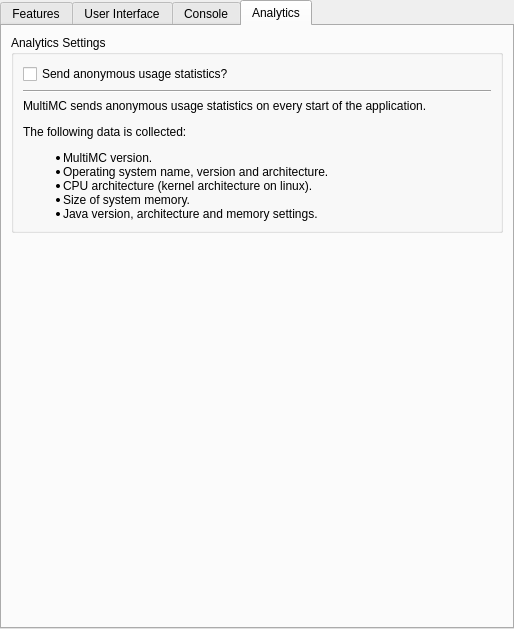
This is src/application/pages/global/MultiMCPage.ui in Flyer737/MoonMC as Qt 5 draws it before an edit. The edited form follows.
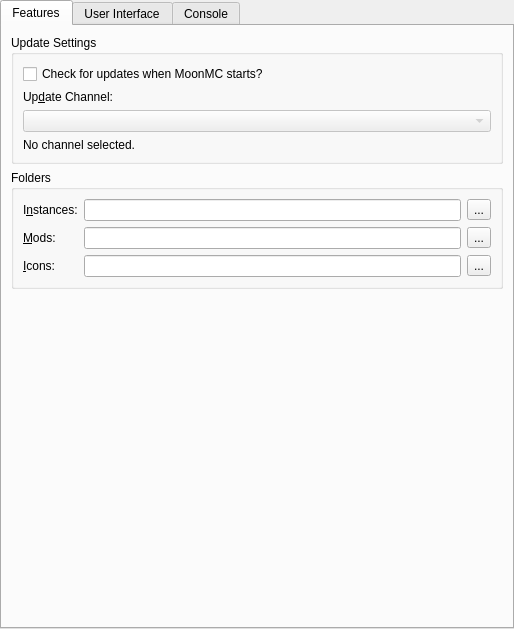
This is the edited form. The open tabs and pages were chosen to show the change.

The edit to the form file:
```diff
--- a/src/application/pages/global/MultiMCPage.ui
+++ b/src/application/pages/global/MultiMCPage.ui
@@ -54,7 +54,7 @@
           <item>
            <widget class="QCheckBox" name="autoUpdateCheckBox">
             <property name="text">
-             <string>Check for updates when MultiMC starts?</string>
+             <string>Check for updates when MoonMC starts?</string>
             </property>
            </widget>
           </item>
@@ -478,69 +478,7 @@
        </item>
       </layout>
      </widget>
-     <widget class="QWidget" name="analyticsTab">
-      <attribute name="title">
-       <string>Analytics</string>
-      </attribute>
-      <layout class="QVBoxLayout" name="verticalLayout_8">
-       <item>
-        <widget class="QGroupBox" name="consoleSettingsBox_2">
-         <property name="title">
-          <string>Analytics Settings</string>
-         </property>
-         <layout class="QVBoxLayout" name="verticalLayout_4">
-          <item>
-           <widget class="QCheckBox" name="analyticsCheck">
-            <property name="text">
-             <string>Send anonymous usage statistics?</string>
-            </property>
-           </widget>
-          </item>
-          <item>
-           <widget class="Line" name="line">
-            <property name="orientation">
-             <enum>Qt::Horizontal</enum>
-            </property>
-           </widget>
-          </item>
-          <item>
-           <widget class="QLabel" name="label_5">
-            <property name="text">
-             <string>&lt;html&gt;&lt;head/&gt;
-&lt;body&gt;
-&lt;p&gt;MultiMC sends anonymous usage statistics on every start of the application.&lt;/p&gt;&lt;p&gt;The following data is collected:&lt;/p&gt;
-&lt;ul&gt;
-&lt;li&gt;MultiMC version.&lt;/li&gt;
-&lt;li&gt;Operating system name, version and architecture.&lt;/li&gt;
-&lt;li&gt;CPU architecture (kernel architecture on linux).&lt;/li&gt;
-&lt;li&gt;Size of system memory.&lt;/li&gt;
-&lt;li&gt;Java version, architecture and memory settings.&lt;/li&gt;
-&lt;/ul&gt;
-&lt;/body&gt;&lt;/html&gt;</string>
-            </property>
-            <property name="wordWrap">
-             <bool>true</bool>
-            </property>
-           </widget>
-          </item>
-         </layout>
-        </widget>
-       </item>
-       <item>
-        <spacer name="verticalSpacer">
-         <property name="orientation">
-          <enum>Qt::Vertical</enum>
-         </property>
-         <property name="sizeHint" stdset="0">
-          <size>
-           <width>20</width>
-           <height>40</height>
-          </size>
-         </property>
-        </spacer>
-       </item>
-      </layout>
-     </widget>
+
     </widget>
    </item>
   </layout>
```
Left out of the diff: 2 changed lines with no effect on the pictures.
